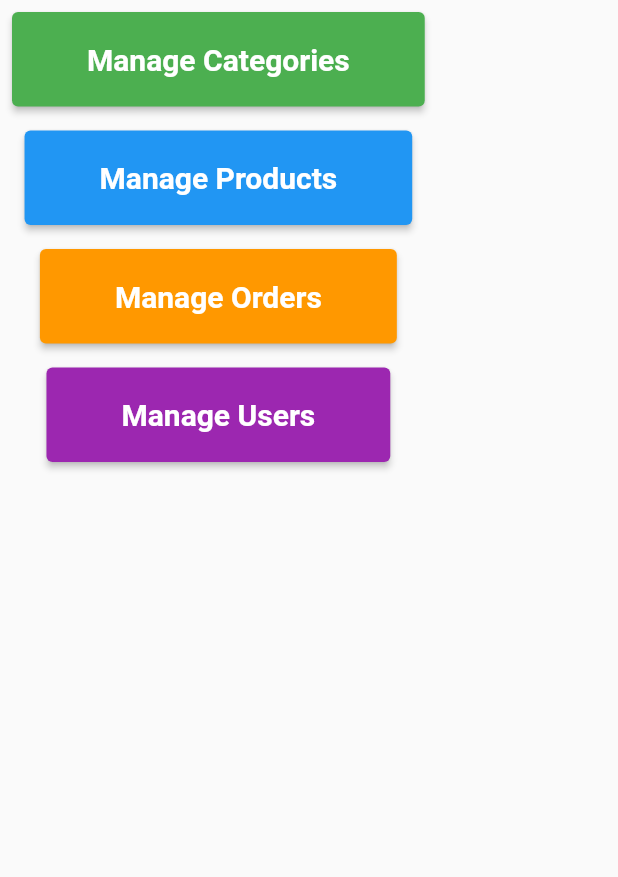
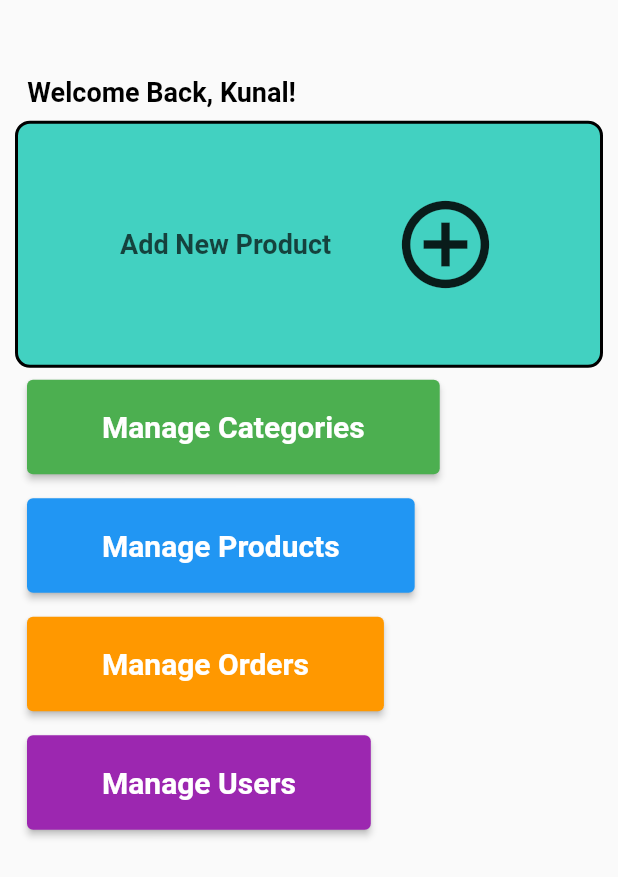
Before and after one commit to sxjal/bygrocerriesadminpanel, a Flutter app: the screen it shows after launch, on a phone screen of 412 x 824 dp. Shown: the top 877 px of the screen. Run offline on Flutter 3.47's test engine with Material 2 defaults, Android fonts, the phone set to English and light mode, and no system bars; our stand-ins replace cloud_firestore, firebase_core; accounts and stored records are empty.

Commit message:
updated home screen

```diff
--- a/lib/homepage.dart
+++ b/lib/homepage.dart
@@ -1,14 +1,78 @@
 import 'package:flutter/material.dart';
-import 'package:cloud_firestore/cloud_firestore.dart';
+//import 'package:cloud_firestore/cloud_firestore.dart';
 
 //home page containing manage category, manage product, manage order, manage user
 
 class HomePage extends StatelessWidget {
+  const HomePage({super.key});
+
   @override
   Widget build(BuildContext context) {
     return Scaffold(
-      body: Column(
+      body: Container(
+        padding: const EdgeInsets.all(10),
+        //margin: const EdgeInsets.all(10),
+        child: Column(
+          // mainAxisAlignment: MainAxisAlignment.start,
+          crossAxisAlignment: CrossAxisAlignment.start,
           children: [
+            Padding(
+              padding: EdgeInsets.only(
+                top: MediaQuery.of(context).size.height * 0.05,
+                left: MediaQuery.of(context).size.height * 0.01,
+                bottom: MediaQuery.of(context).size.height * 0.01,
+              ),
+              child: const Text(
+                "Welcome Back, Kunal!",
+                textAlign: TextAlign.left,
+                style: TextStyle(
+                  fontSize: 18,
+                  fontWeight: FontWeight.bold,
+                  color: Colors.black,
+                ),
+              ),
+            ),
+            GestureDetector(
+              onTap: () => {},
+              child: Container(
+                height: MediaQuery.of(context).size.height * 0.2,
+                width: double.infinity,
+                padding: const EdgeInsets.all(10),
+                decoration: BoxDecoration(
+                  border: Border.all(
+                    //   color: Colors.black,
+                    width: 2,
+                  ),
+                  borderRadius: BorderRadius.circular(10),
+                  color: Color.fromARGB(190, 3, 195, 173),
+                ),
+                child: Row(
+                  mainAxisAlignment: MainAxisAlignment.center,
+                  children: [
+                    const Column(
+                      mainAxisAlignment: MainAxisAlignment.center,
+                      children: [
+                        Text(
+                          "Add New Product",
+                          style: TextStyle(
+                            fontSize: 18,
+                            fontWeight: FontWeight.bold,
+                            color: Color.fromARGB(174, 0, 0, 0),
+                          ),
+                        ),
+                      ],
+                    ),
+                    SizedBox(
+                      width: MediaQuery.of(context).size.width * 0.1,
+                    ),
+                    const Icon(
+                      Icons.add_circle_outline,
+                      size: 70,
+                    ),
+                  ],
+                ),
+              ),
+            ),
             Padding(
               padding: const EdgeInsets.all(8.0),
               child: ElevatedButton(
@@ -17,8 +81,11 @@ class HomePage extends StatelessWidget {
                 },
                 style: ElevatedButton.styleFrom(
                   primary: Colors.green,
-                padding: EdgeInsets.symmetric(horizontal: 50, vertical: 20),
-                textStyle: TextStyle(
+                  padding: const EdgeInsets.symmetric(
+                    horizontal: 50,
+                    vertical: 20,
+                  ),
+                  textStyle: const TextStyle(
                     fontSize: 20,
                     fontWeight: FontWeight.bold,
                   ),
@@ -79,6 +146,7 @@ class HomePage extends StatelessWidget {
             ),
           ],
         ),
+      ),
     );
   }
 }
--- a/pubspec.yaml
+++ b/pubspec.yaml
@@ -61,9 +61,8 @@ flutter:
   uses-material-design: true
 
   # To add assets to your application, add an assets section, like this:
-  # assets:
-  #   - images/a_dot_burr.jpeg
-  #   - images/a_dot_ham.jpeg
+  assets:
+    - images/addproduct.png
 
   # An image asset can refer to one or more resolution-specific "variants", see
   # https://flutter.dev/assets-and-images/#resolution-aware
```
Also changed, not shown: images/addproduct.png (added). Lines whose indentation alone changed are shown as unchanged.
